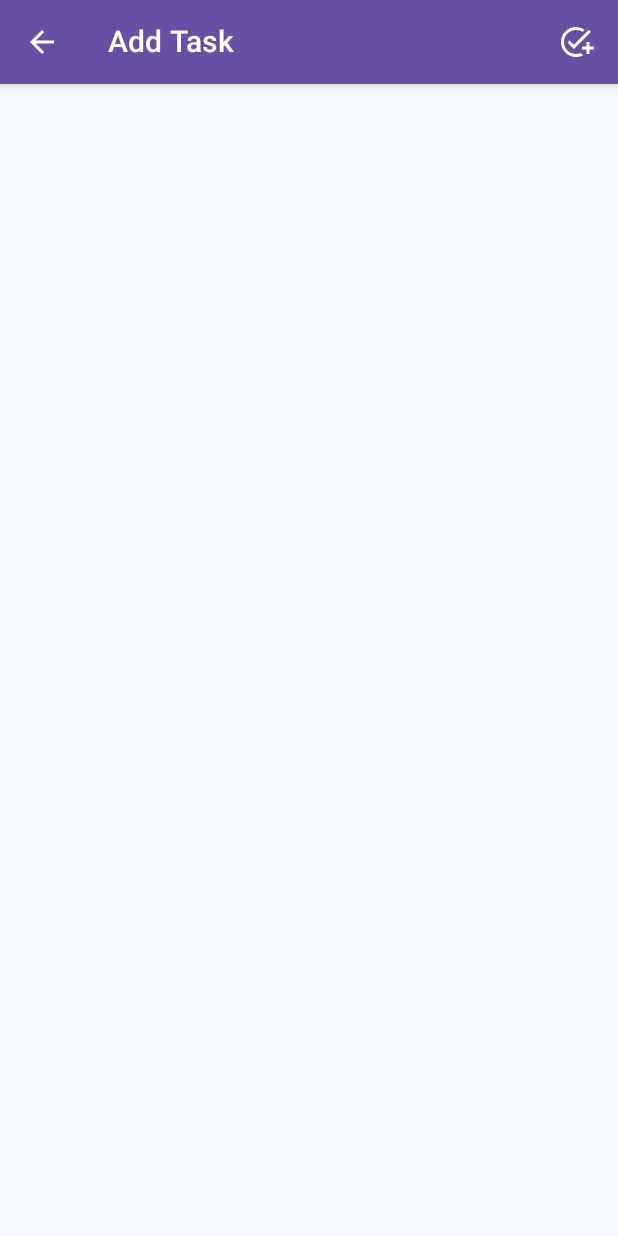
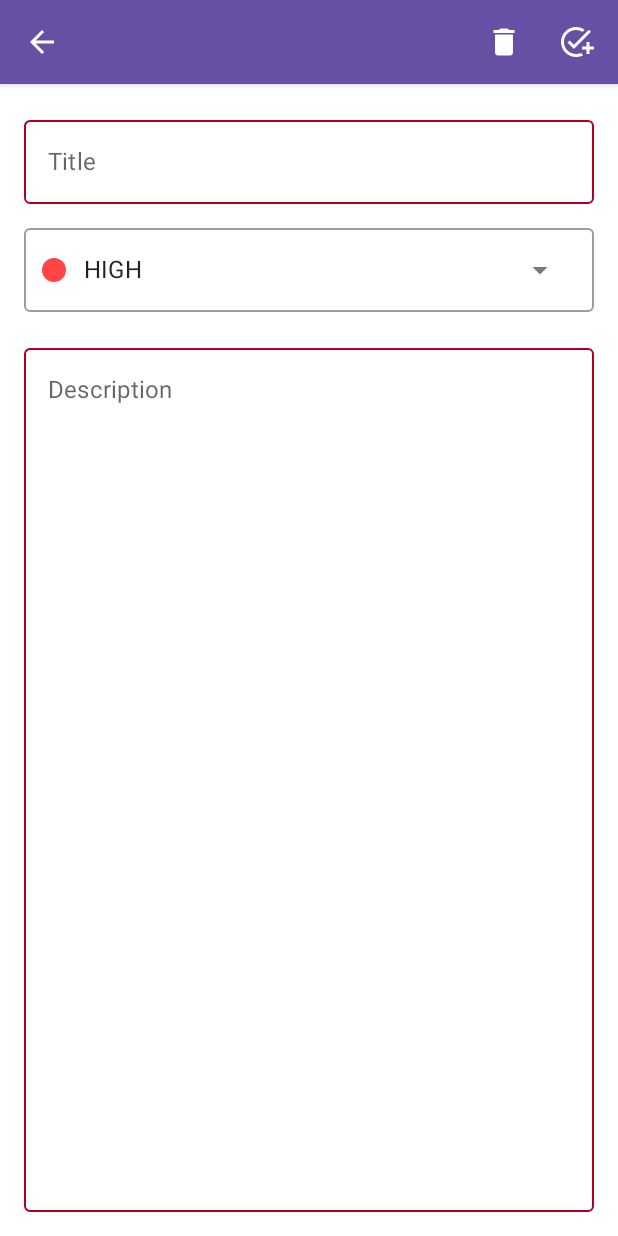
Before and after one commit to satyajeet4047/TodoApp, an Android app built with Jetpack Compose: the composable TaskContent called with empty values, on a phone screen of 412 x 824 dp. Run offline under Robolectric (Android 15) with nearby library versions, the phone set to English and light mode, and no system bars.

Commit message:
Implemented Task Screen along with code refactoring

```diff
--- a/app/src/main/java/com/satyajeetmohalkar/todocompose/navigation/TodoNavigation.kt
+++ b/app/src/main/java/com/satyajeetmohalkar/todocompose/navigation/TodoNavigation.kt
@@ -33,7 +33,7 @@ fun TodoTasksNavigation() {
         route = TASKS_ROUTE,
         enterTransition = {
             slideIntoContainer(
-                AnimatedContentTransitionScope.SlideDirection.Left, tween(200)
+                AnimatedContentTransitionScope.SlideDirection.Left, tween(500)
             )
         },
         exitTransition = {
--- /dev/null
+++ b/app/src/main/java/com/satyajeetmohalkar/todocompose/ui/components/dropdown/PriorityDropDown.kt
@@ -0,0 +1,126 @@
+package com.satyajeetmohalkar.todocompose.ui.components.dropdown
+
+import android.util.Log
+import androidx.compose.animation.core.animateFloatAsState
+import androidx.compose.foundation.Canvas
+import androidx.compose.foundation.border
+import androidx.compose.foundation.clickable
+import androidx.compose.foundation.layout.Arrangement
+import androidx.compose.foundation.layout.Row
+import androidx.compose.foundation.layout.fillMaxWidth
+import androidx.compose.foundation.layout.height
+import androidx.compose.foundation.layout.padding
+import androidx.compose.foundation.layout.size
+import androidx.compose.foundation.shape.RoundedCornerShape
+import androidx.compose.material.ContentAlpha
+import androidx.compose.material.DropdownMenu
+import androidx.compose.material.DropdownMenuItem
+import androidx.compose.material.Icon
+import androidx.compose.material.IconButton
+import androidx.compose.material.MaterialTheme
+import androidx.compose.material.Text
+import androidx.compose.material.icons.Icons
+import androidx.compose.material.icons.filled.ArrowDropDown
+import androidx.compose.runtime.Composable
+import androidx.compose.runtime.getValue
+import androidx.compose.runtime.mutableStateOf
+import androidx.compose.runtime.remember
+import androidx.compose.runtime.setValue
+import androidx.compose.ui.Alignment
+import androidx.compose.ui.Modifier
+import androidx.compose.ui.draw.alpha
+import androidx.compose.ui.draw.rotate
+import androidx.compose.ui.text.style.TextDecoration
+import androidx.compose.ui.text.style.TextOverflow
+import androidx.compose.ui.tooling.preview.Preview
+import androidx.compose.ui.unit.dp
+import com.satyajeetmohalkar.todocompose.data.models.Priority
+import com.satyajeetmohalkar.todocompose.utils.Constants
+import com.satyajeetmohalkar.todocompose.utils.rememberComposeImmutableList
+import okhttp3.internal.filterList
+
+
+@Composable
+fun PriorityDropDown(
+    currentPriority: Priority,
+    onPriorityClicked: (Priority) -> Unit
+) {
+
+    var isExpanded by remember { mutableStateOf(false) }
+
+    val rotateAngle by animateFloatAsState(targetValue = if (isExpanded) 180f else 0f)
+
+    val rememberDropDownMenuItems by rememberComposeImmutableList{ getPriorityDropDownItemList(currentPriority) }
+
+    Row(
+        modifier = Modifier
+            .fillMaxWidth()
+            .height(56.dp)
+            .clickable {
+                isExpanded = !isExpanded
+            }
+            .border(
+                width = 1.dp,
+                color = MaterialTheme.colors.onSurface.copy(alpha = ContentAlpha.disabled),
+                shape = MaterialTheme.shapes.small
+            )
+            .padding(12.dp),
+        verticalAlignment = Alignment.CenterVertically,
+        horizontalArrangement = Arrangement.Center
+    ) {
+        Canvas(modifier = Modifier.size(16.dp)) {
+            drawCircle(color = currentPriority.color)
+        }
+        Text(
+            modifier = Modifier
+                .weight(0.95f)
+                .padding(horizontal = 12.dp),
+            text = currentPriority.name,
+            maxLines = 1,
+            overflow = TextOverflow.Ellipsis,
+            style = MaterialTheme.typography.subtitle1
+        )
+        IconButton(
+            modifier = Modifier
+                .alpha(ContentAlpha.medium)
+                .rotate(rotateAngle), onClick = { isExpanded != isExpanded }) {
+            Icon(imageVector = Icons.Filled.ArrowDropDown, contentDescription = "Priority DropDown")
+        }
+
+        DropdownMenu(
+            modifier = Modifier
+                .fillMaxWidth(fraction = 0.85f),
+            expanded = isExpanded,
+            onDismissRequest = { isExpanded = false }
+        ) {
+            Log.d("satya", "Adding drop down items")
+            rememberDropDownMenuItems.forEach { priority ->
+                Log.d("satya", priority.name)
+                DropdownMenuItem(
+                    onClick = {
+                        isExpanded = false
+                        onPriorityClicked(priority)
+                    }) {
+                    PriorityItem(priority = priority)
+                }
+            }
+        }
+    }
+
+
+
+
+}
+
+
+fun getPriorityDropDownItemList(currentPriority: Priority): List<Priority> {
+    return Constants.PRIORITY_LIST.filter { current ->
+        current.name != currentPriority.name
+    }
+}
+
+@Preview
+@Composable
+fun PriorityDropDownPreview() {
+    PriorityDropDown(currentPriority = Priority.MEDIUM, onPriorityClicked = {})
+}
--- a/app/src/main/java/com/satyajeetmohalkar/todocompose/ui/components/dropdown/PriorityDropDownItem.kt
+++ b/app/src/main/java/com/satyajeetmohalkar/todocompose/ui/components/dropdown/PriorityItem.kt
@@ -15,9 +15,10 @@ import androidx.compose.ui.unit.dp
 import com.satyajeetmohalkar.todocompose.data.models.Priority
 
 @Composable
-fun PriorityItem(priority: Priority) {
+fun PriorityItem(modifier: Modifier= Modifier, priority: Priority) {
 
     Row(
+        modifier = modifier,
         verticalAlignment = Alignment.CenterVertically
     ) {
         Canvas(modifier =  Modifier
--- a/app/src/main/java/com/satyajeetmohalkar/todocompose/ui/components/todoappbar/AddTaskAppBar.kt
+++ b/app/src/main/java/com/satyajeetmohalkar/todocompose/ui/components/todoappbar/TaskAppBar.kt
@@ -6,12 +6,11 @@ import androidx.compose.material.TopAppBar
 import androidx.compose.material.icons.Icons
 import androidx.compose.material.icons.filled.ArrowBack
 import androidx.compose.runtime.Composable
-import com.satyajeetmohalkar.todocompose.utils.TaskAction
 
 
 @Composable
-fun AddTaskAppBar(
-    title: String,
+fun TaskAppBar(
+    title: String?,
     onNavigateUp: () -> Unit
 ) {
 
@@ -25,10 +24,10 @@ fun AddTaskAppBar(
             }
         },
         actions = {
-            AddTaskAction(
-                addActionClicked = {
-
-            })
+            if(title != "Add Task") {
+                DeleteTaskAction(deleteActionClicked = {})
+            }
+            AddTaskAction(addActionClicked = {})
         }
     )
 }
--- a/app/src/main/java/com/satyajeetmohalkar/todocompose/ui/components/todoappbar/TopAppBarTitle.kt
+++ b/app/src/main/java/com/satyajeetmohalkar/todocompose/ui/components/todoappbar/TopAppBarTitle.kt
@@ -2,12 +2,16 @@ package com.satyajeetmohalkar.todocompose.ui.components.todoappbar
 
 import androidx.compose.material.Text
 import androidx.compose.runtime.Composable
+import androidx.compose.ui.text.style.TextOverflow
 
 /**
  *  Centrally used Title composable used for TopAppBars in multiple screens.
  *  Extracting this to a new composable helps to gain more control and customise it centrally.
  */
 @Composable
-fun TopAppBarTitle(title : String) {
-    Text(text = title)
+fun TopAppBarTitle(title : String?) {
+    Text(
+        text = title ?: "",
+        maxLines = 1,
+        overflow = TextOverflow.Ellipsis)
 }
--- a/app/src/main/java/com/satyajeetmohalkar/todocompose/ui/components/todoappbar/TopBarActions.kt
+++ b/app/src/main/java/com/satyajeetmohalkar/todocompose/ui/components/todoappbar/TopBarActions.kt
@@ -91,11 +91,11 @@ fun SortAction(onSortClicked : (Priority) -> Unit) {
             DropdownMenuItem(onClick = { onSortClicked(Priority.LOW) }) {
                 PriorityItem(priority = Priority.LOW)
             }
+            DropdownMenuItem(onClick = { onSortClicked(Priority.MEDIUM) }) {
+                PriorityItem(priority = Priority.MEDIUM)
+            }
             DropdownMenuItem(onClick = { onSortClicked(Priority.HIGH) }) {
                 PriorityItem(priority = Priority.HIGH)
-            }
-            DropdownMenuItem(onClick = { onSortClicked(Priority.NONE) }) {
-                PriorityItem(priority = Priority.NONE)
             }
         }
     }
@@ -127,3 +127,16 @@ fun AddTaskAction(addActionClicked : (TaskAction) -> Unit) {
         )
     }
 }
+
+@Composable
+fun DeleteTaskAction(deleteActionClicked : (TaskAction) -> Unit) {
+    IconButton(onClick = {
+        deleteActionClicked(TaskAction.DELETE)
+    }) {
+        Icon(
+            imageVector = Icons.Filled.Delete,
+            contentDescription = "Delete Task Button",
+            tint = MaterialTheme.colors.topAppBarContentColor
+        )
+    }
+}
--- a/app/src/main/java/com/satyajeetmohalkar/todocompose/ui/screens/taskdetails/TaskScreen.kt
+++ b/app/src/main/java/com/satyajeetmohalkar/todocompose/ui/screens/taskdetails/TaskScreen.kt
@@ -1,13 +1,25 @@
 package com.satyajeetmohalkar.todocompose.ui.screens.taskdetails
 
+import androidx.compose.foundation.layout.Column
+import androidx.compose.foundation.layout.fillMaxSize
+import androidx.compose.foundation.layout.fillMaxWidth
 import androidx.compose.foundation.layout.padding
+import androidx.compose.foundation.layout.size
+import androidx.compose.material.Divider
+import androidx.compose.material.MaterialTheme
+import androidx.compose.material.OutlinedTextField
 import androidx.compose.material.Scaffold
 import androidx.compose.material.Surface
+import androidx.compose.material.Text
 import androidx.compose.runtime.Composable
 import androidx.compose.runtime.collectAsState
 import androidx.compose.runtime.getValue
 import androidx.compose.ui.Modifier
-import com.satyajeetmohalkar.todocompose.ui.components.todoappbar.AddTaskAppBar
+import androidx.compose.ui.unit.dp
+import com.satyajeetmohalkar.todocompose.data.models.Priority
+import com.satyajeetmohalkar.todocompose.ui.components.dropdown.PriorityDropDown
+import com.satyajeetmohalkar.todocompose.ui.components.todoappbar.TaskAppBar
+import kotlin.reflect.KFunction1
 
 
 @Composable
@@ -16,28 +28,117 @@ fun TaskScreen(
     onNavigateUp: () -> Unit
 ) {
     val taskUiState by taskViewModel.taskUiState.collectAsState()
+
     TaskContent(
         title = taskUiState.title,
-        onNavigateUp = onNavigateUp
+        description = taskUiState.description,
+        priority = taskUiState.priority,
+        onNavigateUp = onNavigateUp,
+        onTitleChange = taskViewModel::onTitleChange,
+        onDescriptionChange = taskViewModel::onDescriptionChange,
+        onPriorityChange = taskViewModel::onPriorityChange,
+        isValidTitle = taskUiState.isValidTitle,
+        isValidDescription = taskUiState.isValidDescription
     )
 }
 
 @Composable
 fun TaskContent(
     title: String?,
-    onNavigateUp: () -> Unit
+    description: String?,
+    priority: Priority,
+    onNavigateUp: () -> Unit,
+    onTitleChange: (String) -> Unit,
+    onDescriptionChange: (String) -> Unit,
+    onPriorityChange: (Priority) -> Unit,
+    isValidTitle : Boolean,
+    isValidDescription : Boolean
 ) {
     Scaffold(
         topBar = {
-            AddTaskAppBar(
-                title = title ?: "Add Task",
+            TaskAppBar(
+                title = title,
                 onNavigateUp = onNavigateUp
             )
         }
     ) { contentPadding ->
         Surface(modifier = Modifier.padding(contentPadding)) {
-
+            TaskScreenContent(
+                    title = title,
+                    description = description,
+                    priority = priority,
+                    onTitleChange = onTitleChange,
+                    onDescriptionChange =  onDescriptionChange,
+                    onPriorityChange = onPriorityChange,
+                    isValidTitle =  isValidTitle,
+                    isValidDescription = isValidDescription
+            )
         }
 
     }
 }
+
+
+@Composable
+fun TaskScreenContent(
+    title: String?,
+    description: String?,
+    priority: Priority,
+    onTitleChange: (String) -> Unit,
+    onDescriptionChange: (String) -> Unit,
+    onPriorityChange: (Priority) -> Unit,
+    isValidTitle : Boolean,
+    isValidDescription : Boolean
+) {
+
+    Column(
+        modifier = Modifier
+            .fillMaxSize()
+            .padding(16.dp)
+    ) {
+
+        OutlinedTextField(
+            modifier = Modifier.fillMaxWidth(),
+            value = title.takeIf { it != "Add Task" } ?: "",
+            onValueChange = { newValue ->
+                onTitleChange(newValue)
+            },
+            singleLine = true,
+            maxLines = 1,
+            label = {
+                Text(text = "Title")
+            },
+            textStyle = MaterialTheme.typography.body1,
+            isError = !isValidTitle
+        )
+
+        Divider(
+            modifier = Modifier
+                .fillMaxWidth()
+                .size(16.dp),
+            color = MaterialTheme.colors.surface
+        )
+
+        PriorityDropDown(currentPriority = priority, onPriorityClicked = onPriorityChange)
+
+        Divider(
+            modifier = Modifier
+                .fillMaxWidth()
+                .size(16.dp),
+            color = MaterialTheme.colors.surface
+        )
+        OutlinedTextField(
+            modifier = Modifier.fillMaxSize(),
+            value = description ?: "",
+            onValueChange = { newValue ->
+                onDescriptionChange(newValue)
+            },
+            label = {
+                Text(text = "Description")
+            },
+            textStyle = MaterialTheme.typography.body1,
+            isError = !isValidDescription
+        )
+    }
+
+}
--- a/app/src/main/java/com/satyajeetmohalkar/todocompose/ui/screens/taskslist/TaskList.kt
+++ b/app/src/main/java/com/satyajeetmohalkar/todocompose/ui/screens/taskslist/TaskList.kt
@@ -8,9 +8,10 @@ import androidx.compose.ui.Modifier
 import androidx.compose.ui.platform.testTag
 import androidx.compose.ui.unit.dp
 import com.satyajeetmohalkar.todocompose.data.models.TodoTask
+import com.satyajeetmohalkar.todocompose.utils.ComposeImmutableList
 
 @Composable
-fun TaskList(tasks: List<TodoTask>, navigateToTaskDetails: (Int) -> Unit) {
+fun TaskList(tasks: ComposeImmutableList<TodoTask>, navigateToTaskDetails: (Int) -> Unit) {
     LazyColumn(
         contentPadding = PaddingValues(vertical = 4.dp),
         modifier = Modifier.testTag("notesList")
--- a/app/src/main/java/com/satyajeetmohalkar/todocompose/ui/state/TaskUiState.kt
+++ b/app/src/main/java/com/satyajeetmohalkar/todocompose/ui/state/TaskUiState.kt
@@ -7,7 +7,9 @@ data class TaskUiState(
    val isLoading : Boolean,
    val title : String?,
    val description : String?,
-   val priority: Priority?
+   val priority: Priority,
+   val isValidTitle : Boolean = true,
+   val isValidDescription : Boolean = true
 ) {
    companion object {
 
@@ -15,7 +17,7 @@ data class TaskUiState(
          isLoading = true,
          title = null,
          description = null,
-         priority = null
+         priority = Priority.LOW
       )
    }
 }
--- /dev/null
+++ b/app/src/main/java/com/satyajeetmohalkar/todocompose/utils/ComposeImmutableList.kt
@@ -0,0 +1,51 @@
+package com.satyajeetmohalkar.todocompose.utils
+
+import androidx.compose.runtime.Composable
+import androidx.compose.runtime.DisallowComposableCalls
+import androidx.compose.runtime.Immutable
+import androidx.compose.runtime.State
+import androidx.compose.runtime.derivedStateOf
+import androidx.compose.runtime.remember
+import java.util.Collections
+
+/**
+ * Creates a immutable [List] which can be used in [@Composable] functions safely by inferring
+ * the stability of a list
+ */
+@Immutable
+data class ComposeImmutableList<E> private constructor(
+    private val baseList: List<E>
+) : List<E> by baseList {
+    companion object {
+        /**
+         * Creates [ComposeImmutableList] from [baseList].
+         */
+        fun <E> from(baseList: List<E>): ComposeImmutableList<E> {
+            return ComposeImmutableList(Collections.unmodifiableList(ArrayList(baseList)))
+        }
+    }
+}
+
+/**
+ * Creates a new [ComposeImmutableList] from this [Iterable]
+ */
+fun <E> Iterable<E>.toComposeImmutableList(): ComposeImmutableList<E> {
+    val list = if (this is List<E>) this else toList()
+    return ComposeImmutableList.from(list)
+}
+
+/**
+ * Creates a new [ComposeImmutableList] from [items]
+ */
+fun <E> composeImmutableListOf(vararg items: E): ComposeImmutableList<E> =
+    items.toList().toComposeImmutableList()
+
+/**
+ * Derives a state of [ComposeImmutableList] from [baseList] computation.
+ */
+@Composable
+inline fun <E> rememberComposeImmutableList(
+    crossinline baseList: @DisallowComposableCalls () -> Iterable<E>
+): State<ComposeImmutableList<E>> {
+    return remember { derivedStateOf { baseList().toComposeImmutableList() } }
+}
--- a/app/src/main/java/com/satyajeetmohalkar/todocompose/utils/Constants.kt
+++ b/app/src/main/java/com/satyajeetmohalkar/todocompose/utils/Constants.kt
@@ -1,8 +1,14 @@
 package com.satyajeetmohalkar.todocompose.utils
+
+import com.satyajeetmohalkar.todocompose.data.models.Priority
 
 object Constants {
 
     const val TODO_DATABASE_NAME = "todo_database"
     const val TODO_TABLE_NAME = "todo_task_table"
     const val TODO_DATABASE_VERSION = 1
+
+    val PRIORITY_LIST = listOf(Priority.HIGH, Priority.MEDIUM, Priority.LOW)
+
+    const val MAX_TITLE_LENGTH = 20
 }
```
Also changed, not shown: app/src/main/java/com/satyajeetmohalkar/todocompose/ui/screens/taskdetails/TaskViewModel.kt (+34 -3 lines), app/src/main/java/com/satyajeetmohalkar/todocompose/ui/screens/taskslist/TodoTasksListScreen.kt (+6 -2 lines).
